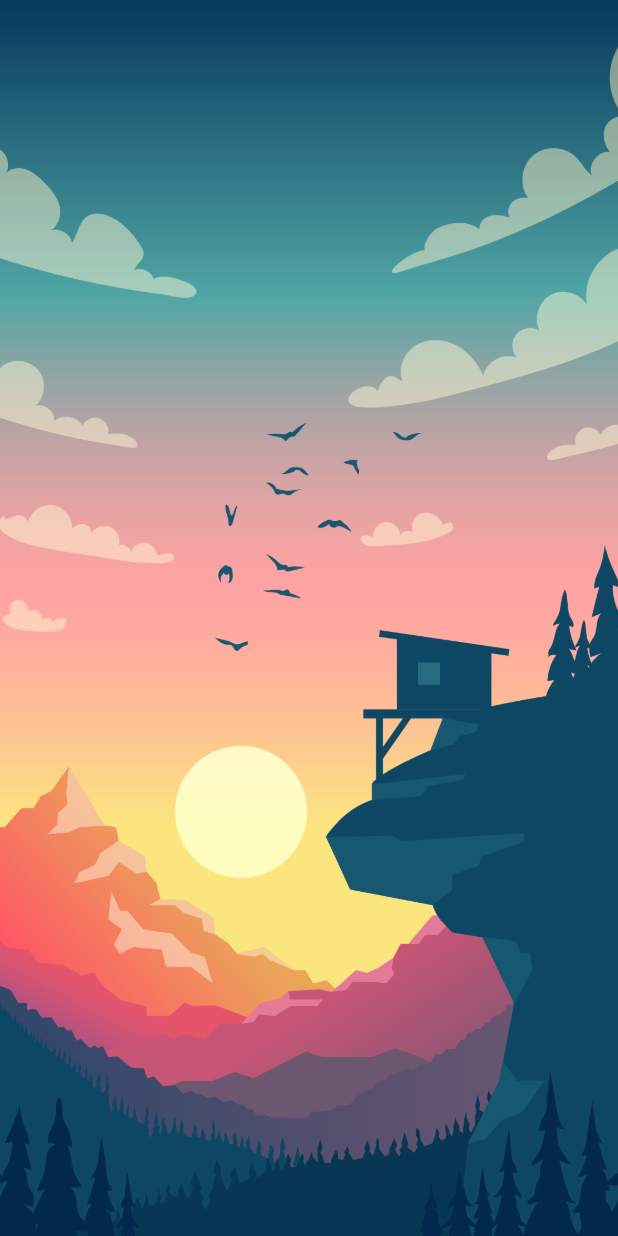
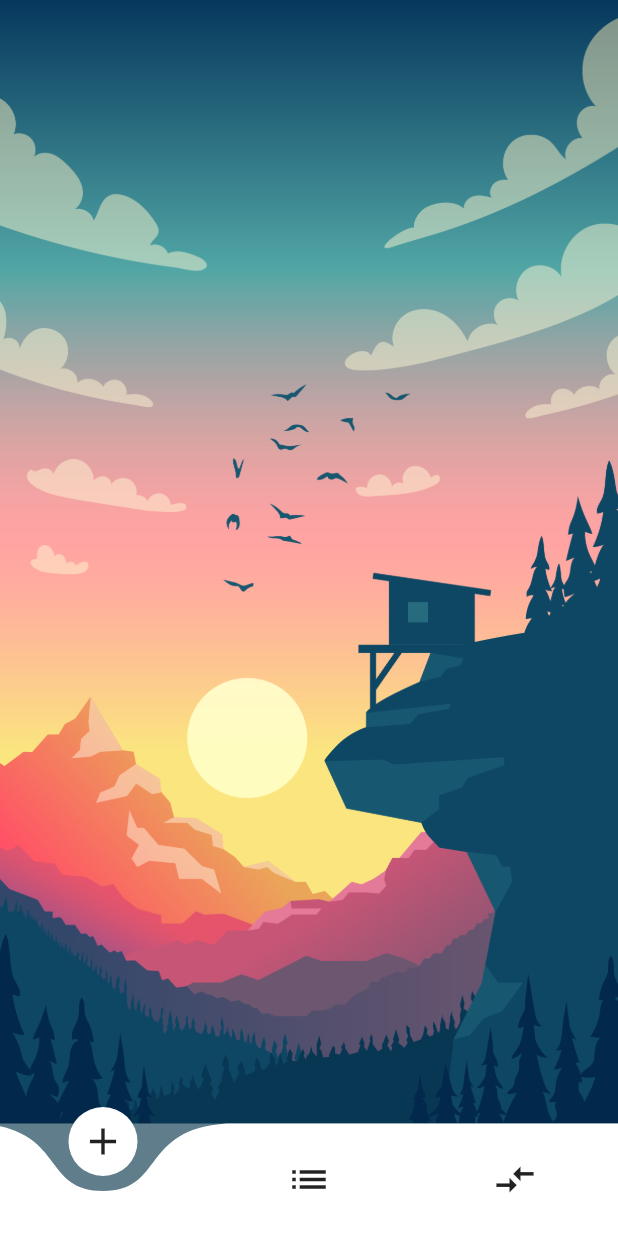
Before and after one commit to reinabil/moodo, a Flutter app: the screen it shows after launch, on a phone screen of 412 x 824 dp. Run offline on Flutter 3.47's test engine with Material 2 defaults, Android fonts, the phone set to English and light mode, and no system bars; drawn by our look-alikes of curved_navigation_bar.

Commit message:
home page

```diff
--- /dev/null
+++ b/lib/HomePage.dart
@@ -0,0 +1,27 @@
+import 'package:flutter/material.dart';
+
+class HomePage extends StatefulWidget {
+  @override
+  _HomePageState createState() => _HomePageState();
+}
+
+class _HomePageState extends State<HomePage> {
+  final String bgPagi = 'images/bgPagi.png';
+  final String bgMalam = 'images/bgMalam.png';
+
+  @override
+  Widget build(BuildContext context) {
+    return MaterialApp(
+      home: Scaffold(
+        body: Stack(
+          children: <Widget>[
+            Container(
+                decoration: BoxDecoration(
+                    image: DecorationImage(
+                        image: AssetImage(bgPagi), fit: BoxFit.cover)))
+          ],
+        ),
+      ),
+    );
+  }
+}
--- a/lib/main.dart
+++ b/lib/main.dart
@@ -1,4 +1,6 @@
 import 'package:flutter/material.dart';
+import 'package:curved_navigation_bar/curved_navigation_bar.dart';
+import 'package:moodo/homePage.dart';
 
 void main() {
   runApp(MoodoApp());
@@ -10,26 +12,23 @@ class MoodoApp extends StatefulWidget {
 }
 
 class _MoodoAppState extends State<MoodoApp> {
-  final String bgPagi = "images/bgPagi.png";
-  final String bgMalam = "images/bgMalam.png";
-
   @override
   Widget build(BuildContext context) {
     return MaterialApp(
       debugShowCheckedModeBanner: false,
       home: Scaffold(
-        body: Stack(
-          //draggableScrollableSheet
-          //background
-          children: <Widget>[
-            Container(
-              decoration: BoxDecoration(
-                  image: DecorationImage(
-                      image: AssetImage(bgPagi), fit: BoxFit.cover)),
-            )
-          ],
-        ),
-      ),
+          bottomNavigationBar: CurvedNavigationBar(
+            backgroundColor: Colors.blueGrey,
+            items: <Widget>[
+              Icon(Icons.add, size: 30),
+              Icon(Icons.list, size: 30),
+              Icon(Icons.compare_arrows, size: 30),
+            ],
+            onTap: (index) {
+              //Handle button tap
+            },
+          ),
+          body: HomePage()),
     );
   }
 }
--- a/pubspec.yaml
+++ b/pubspec.yaml
@@ -28,6 +28,7 @@ dependencies:
   # The following adds the Cupertino Icons font to your application.
   # Use with the CupertinoIcons class for iOS style icons.
   cupertino_icons: ^1.0.0
+  curved_navigation_bar: ^0.3.7
 
 
 dev_dependencies:
```
Also changed, not shown: pubspec.lock.
